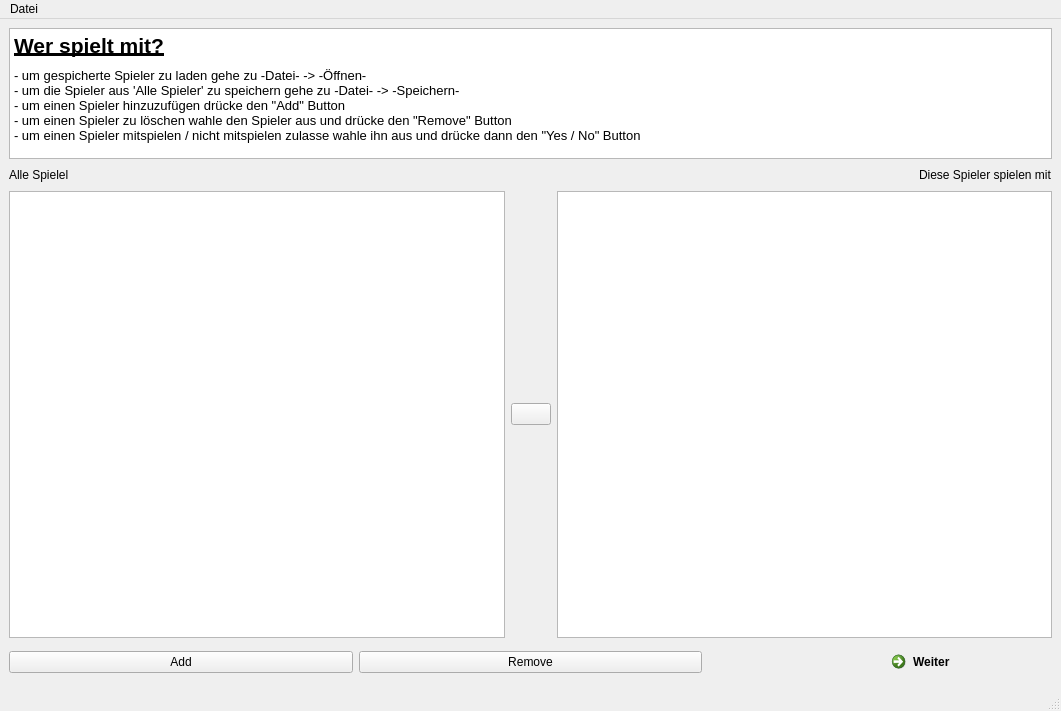
The window that playground/MannschaftsGenerator/.GUI/werSpielt.ui (VaderLader/NikNDad) describes before a commit, drawn with Qt 5.
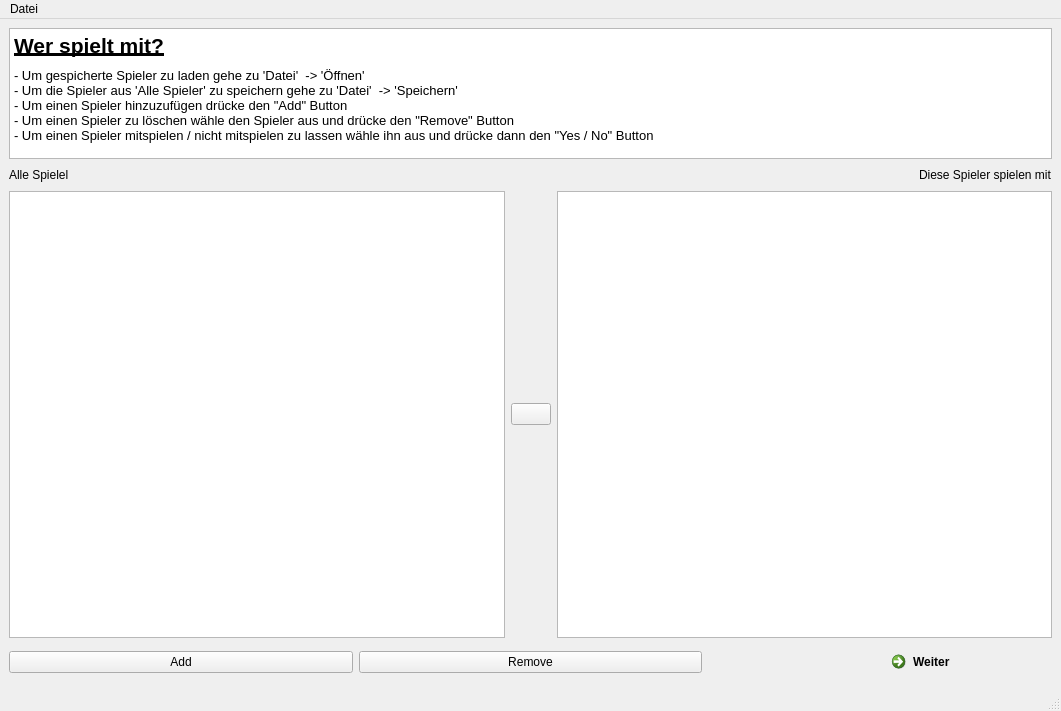
The same window after the commit. Icons and pictures are not drawn.

What changed in the file:
```diff
--- a/playground/MannschaftsGenerator/.GUI/werSpielt.ui
+++ b/playground/MannschaftsGenerator/.GUI/werSpielt.ui
@@ -34,11 +34,11 @@
 &lt;/style&gt;&lt;/head&gt;&lt;body style=&quot; font-family:'MS Shell Dlg 2'; font-size:8.25pt; font-weight:400; font-style:normal;&quot;&gt;
 &lt;p style=&quot; margin-top:0px; margin-bottom:0px; margin-left:0px; margin-right:0px; -qt-block-indent:0; text-indent:0px;&quot;&gt;&lt;span style=&quot; font-size:16pt; font-weight:600; text-decoration: underline;&quot;&gt;Wer spielt mit?&lt;/span&gt;&lt;/p&gt;
 &lt;p style=&quot; margin-top:0px; margin-bottom:0px; margin-left:0px; margin-right:0px; -qt-block-indent:0; text-indent:0px;&quot;&gt;&lt;span style=&quot; font-size:6pt;&quot;&gt; &lt;/span&gt;&lt;/p&gt;
-&lt;p style=&quot; margin-top:0px; margin-bottom:0px; margin-left:0px; margin-right:0px; -qt-block-indent:0; text-indent:0px;&quot;&gt;&lt;span style=&quot; font-size:10pt;&quot;&gt;- um gespicherte Spieler zu laden gehe zu -Datei- -&amp;gt; -Öffnen-&lt;/span&gt;&lt;/p&gt;
-&lt;p style=&quot; margin-top:0px; margin-bottom:0px; margin-left:0px; margin-right:0px; -qt-block-indent:0; text-indent:0px;&quot;&gt;&lt;span style=&quot; font-size:10pt;&quot;&gt;- um die Spieler aus 'Alle Spieler' zu speichern gehe zu -Datei- -&amp;gt; -Speichern-&lt;/span&gt;&lt;/p&gt;
-&lt;p style=&quot; margin-top:0px; margin-bottom:0px; margin-left:0px; margin-right:0px; -qt-block-indent:0; text-indent:0px;&quot;&gt;&lt;span style=&quot; font-size:10pt;&quot;&gt;- um einen Spieler hinzuzufügen drücke den &amp;quot;Add&amp;quot; Button&lt;/span&gt;&lt;/p&gt;
-&lt;p style=&quot; margin-top:0px; margin-bottom:0px; margin-left:0px; margin-right:0px; -qt-block-indent:0; text-indent:0px;&quot;&gt;&lt;span style=&quot; font-size:10pt;&quot;&gt;- um einen Spieler zu löschen wahle den Spieler aus und drücke den &amp;quot;Remove&amp;quot; Button&lt;/span&gt;&lt;/p&gt;
-&lt;p style=&quot; margin-top:0px; margin-bottom:0px; margin-left:0px; margin-right:0px; -qt-block-indent:0; text-indent:0px;&quot;&gt;&lt;span style=&quot; font-size:10pt;&quot;&gt;- um einen Spieler mitspielen / nicht mitspielen zulasse wahle ihn aus und drücke dann den &amp;quot;Yes / No&amp;quot; Button&lt;/span&gt;&lt;/p&gt;&lt;/body&gt;&lt;/html&gt;</string>
+&lt;p style=&quot; margin-top:0px; margin-bottom:0px; margin-left:0px; margin-right:0px; -qt-block-indent:0; text-indent:0px;&quot;&gt;&lt;span style=&quot; font-size:10pt;&quot;&gt;- Um gespicherte Spieler zu laden gehe zu 'Datei'  -&amp;gt; 'Öffnen'&lt;/span&gt;&lt;/p&gt;
+&lt;p style=&quot; margin-top:0px; margin-bottom:0px; margin-left:0px; margin-right:0px; -qt-block-indent:0; text-indent:0px;&quot;&gt;&lt;span style=&quot; font-size:10pt;&quot;&gt;- Um die Spieler aus 'Alle Spieler' zu speichern gehe zu 'Datei'  -&amp;gt; 'Speichern'&lt;/span&gt;&lt;/p&gt;
+&lt;p style=&quot; margin-top:0px; margin-bottom:0px; margin-left:0px; margin-right:0px; -qt-block-indent:0; text-indent:0px;&quot;&gt;&lt;span style=&quot; font-size:10pt;&quot;&gt;- Um einen Spieler hinzuzufügen drücke den &amp;quot;Add&amp;quot; Button&lt;/span&gt;&lt;/p&gt;
+&lt;p style=&quot; margin-top:0px; margin-bottom:0px; margin-left:0px; margin-right:0px; -qt-block-indent:0; text-indent:0px;&quot;&gt;&lt;span style=&quot; font-size:10pt;&quot;&gt;- Um einen Spieler zu löschen wähle den Spieler aus und drücke den &amp;quot;Remove&amp;quot; Button&lt;/span&gt;&lt;/p&gt;
+&lt;p style=&quot; margin-top:0px; margin-bottom:0px; margin-left:0px; margin-right:0px; -qt-block-indent:0; text-indent:0px;&quot;&gt;&lt;span style=&quot; font-size:10pt;&quot;&gt;- Um einen Spieler mitspielen / nicht mitspielen zu lassen wähle ihn aus und drücke dann den &amp;quot;Yes / No&amp;quot; Button&lt;/span&gt;&lt;/p&gt;&lt;/body&gt;&lt;/html&gt;</string>
       </property>
      </widget>
     </item>
```
